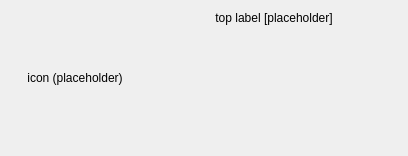
Above: src/gui/loginrequireddialog/loginrequireddialog.ui from nextcloud/desktop before the change. Below: the same form after it.
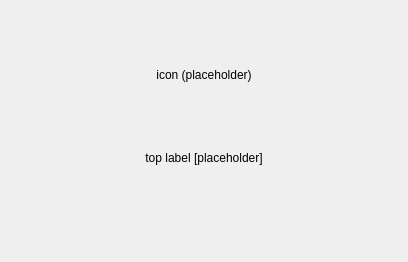
That is the form after the change. Custom widgets are drawn as their Qt base class.

Commit message: Change layout of `LoginRequiredDialog`

What changed in the file:
```diff
--- a/src/gui/loginrequireddialog/loginrequireddialog.ui
+++ b/src/gui/loginrequireddialog/loginrequireddialog.ui
@@ -7,7 +7,7 @@
     <x>0</x>
     <y>0</y>
     <width>408</width>
-    <height>156</height>
+    <height>262</height>
    </rect>
   </property>
   <property name="sizePolicy">
@@ -21,13 +21,6 @@
     <number>12</number>
    </property>
    <item>
-    <layout class="QHBoxLayout" name="horizontalLayout_3">
-     <item>
-      <layout class="QVBoxLayout" name="verticalLayout">
-       <property name="spacing">
-        <number>0</number>
-       </property>
-       <item>
         <widget class="QLabel" name="iconLabel">
          <property name="sizePolicy">
           <sizepolicy hsizetype="Minimum" vsizetype="Minimum">
@@ -49,10 +42,6 @@
          </property>
         </widget>
        </item>
-      </layout>
-     </item>
-     <item>
-      <layout class="QVBoxLayout" name="verticalLayout_3">
        <item>
         <widget class="QLabel" name="topLabel">
          <property name="sizePolicy">
@@ -102,10 +91,6 @@
             </property>
            </widget>
           </widget>
-         </item>
-        </layout>
-       </item>
-      </layout>
      </item>
     </layout>
    </item>
```
Lines whose indentation alone changed are shown as unchanged. The commit also changes 3 other files.
